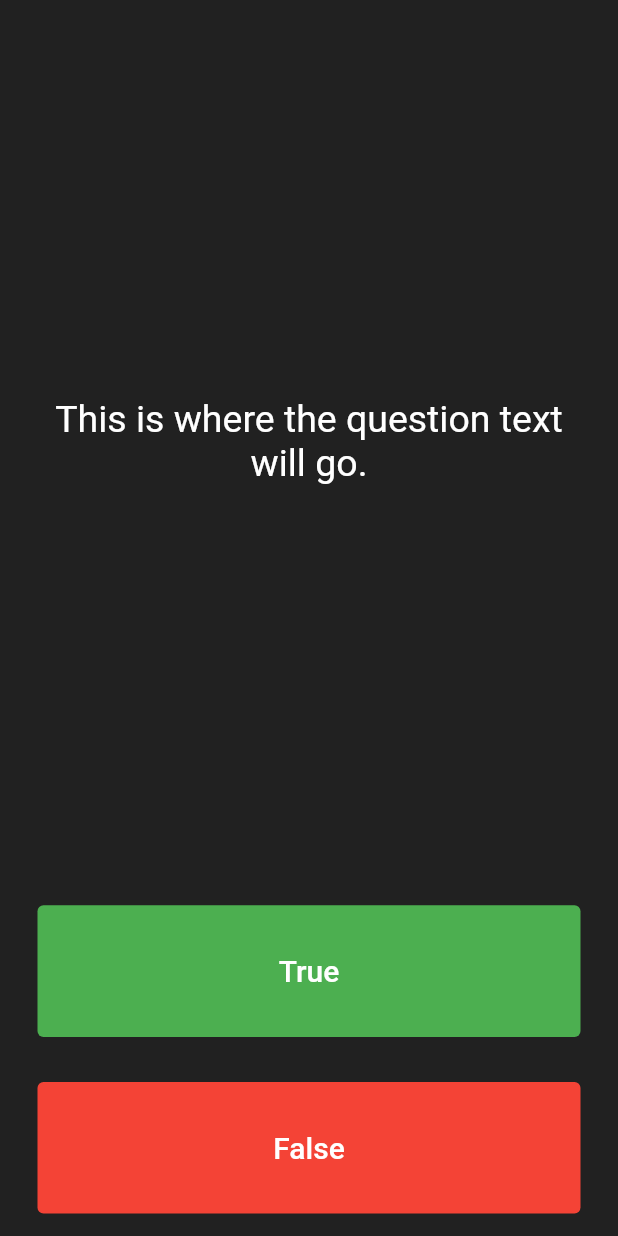
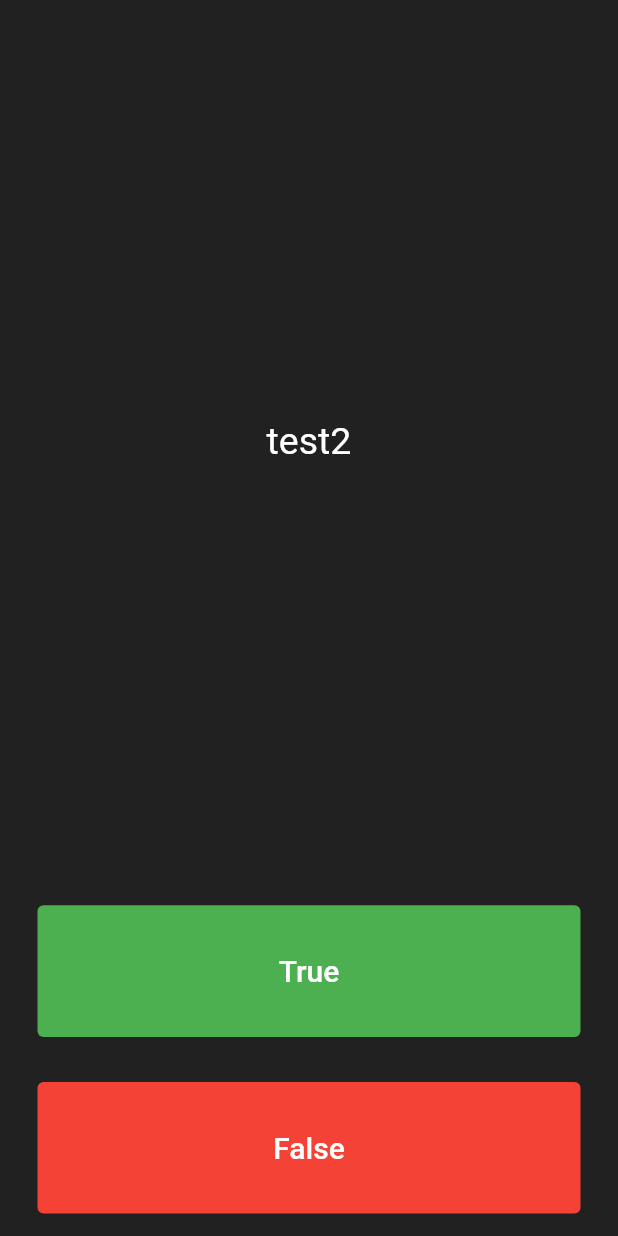
Before and after one commit to HeratUni-CS/quizzler-Bashir-Danish, a Flutter app: the screen it shows after launch, after a tap on "True", on a phone screen of 412 x 824 dp. Run offline on Flutter 3.47's test engine with Material 2 defaults, Android fonts, the phone set to English and light mode, and no system bars.

Commit message:
question class and list added

```diff
--- a/lib/main.dart
+++ b/lib/main.dart
@@ -1,6 +1,9 @@
 import 'package:flutter/material.dart';
+import 'package:quizzler/question.dart';
 
-void main() => runApp(Quizzler());
+void main() => runApp(
+      Quizzler(),
+    );
 
 class Quizzler extends StatelessWidget {
   @override
@@ -10,7 +13,7 @@ class Quizzler extends StatelessWidget {
         backgroundColor: Colors.grey.shade900,
         body: SafeArea(
           child: Padding(
-            padding: EdgeInsets.symmetric(horizontal: 10.0),
+            padding: const EdgeInsets.symmetric(horizontal: 10.0),
             child: QuizPage(),
           ),
         ),
@@ -25,6 +28,13 @@ class QuizPage extends StatefulWidget {
 }
 
 class _QuizPageState extends State<QuizPage> {
+  List<Icon> scoreKeeper = [];
+  int questionNumber = 0;
+  List<Question> questionList = [
+    Question('test1', true),
+    Question('test2', false),
+    Question('test3', true),
+  ];
   @override
   Widget build(BuildContext context) {
     return Column(
@@ -34,12 +44,12 @@ class _QuizPageState extends State<QuizPage> {
         Expanded(
           flex: 5,
           child: Padding(
-            padding: EdgeInsets.all(10.0),
+            padding: const EdgeInsets.all(10.0),
             child: Center(
               child: Text(
-                'This is where the question text will go.',
+                questionList[questionNumber].questionText,
                 textAlign: TextAlign.center,
-                style: TextStyle(
+                style: const TextStyle(
                   fontSize: 25.0,
                   color: Colors.white,
                 ),
@@ -49,10 +59,10 @@ class _QuizPageState extends State<QuizPage> {
         ),
         Expanded(
           child: Padding(
-            padding: EdgeInsets.all(15.0),
+            padding: const EdgeInsets.all(15.0),
             child: TextButton(
               style: TextButton.styleFrom(backgroundColor: Colors.green),
-              child: Text(
+              child: const Text(
                 'True',
                 style: TextStyle(
                   color: Colors.white,
@@ -61,16 +71,26 @@ class _QuizPageState extends State<QuizPage> {
               ),
               onPressed: () {
                 //The user picked true.
+                bool correctAnswer =
+                    questionList[questionNumber].questionAnswer;
+                if (correctAnswer == true) {
+                  print('ok');
+                } else {
+                  print('no');
+                }
+                setState(() {
+                  questionNumber++;
+                });
               },
             ),
           ),
         ),
         Expanded(
           child: Padding(
-            padding: EdgeInsets.all(15.0),
+            padding: const EdgeInsets.all(15.0),
             child: TextButton(
               style: TextButton.styleFrom(backgroundColor: Colors.red),
-              child: Text(
+              child: const Text(
                 'False',
                 style: TextStyle(
                   fontSize: 20.0,
@@ -83,7 +103,9 @@ class _QuizPageState extends State<QuizPage> {
             ),
           ),
         ),
-        //TODO: Add a Row here as your score keeper
+        Row(
+          children: scoreKeeper,
+        )
       ],
     );
   }
--- /dev/null
+++ b/lib/question.dart
@@ -0,0 +1,6 @@
+class Question {
+  String questionText;
+  bool questionAnswer;
+
+  Question(this.questionText, this.questionAnswer);
+}
--- a/pubspec.yaml
+++ b/pubspec.yaml
@@ -13,6 +13,7 @@ dependencies:
     sdk: flutter
 
   cupertino_icons: ^1.0.2
+  rflutter_alert: ^2.0.4
 
 dev_dependencies:
   flutter_test:
```
Also changed, not shown: pubspec.lock.
